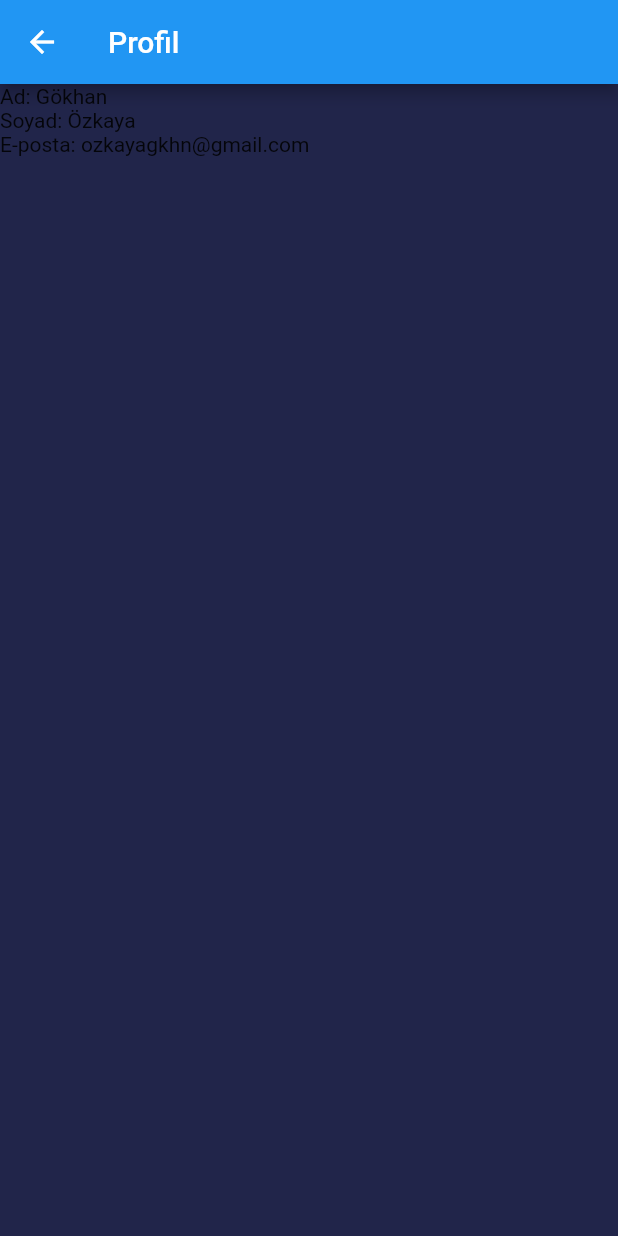
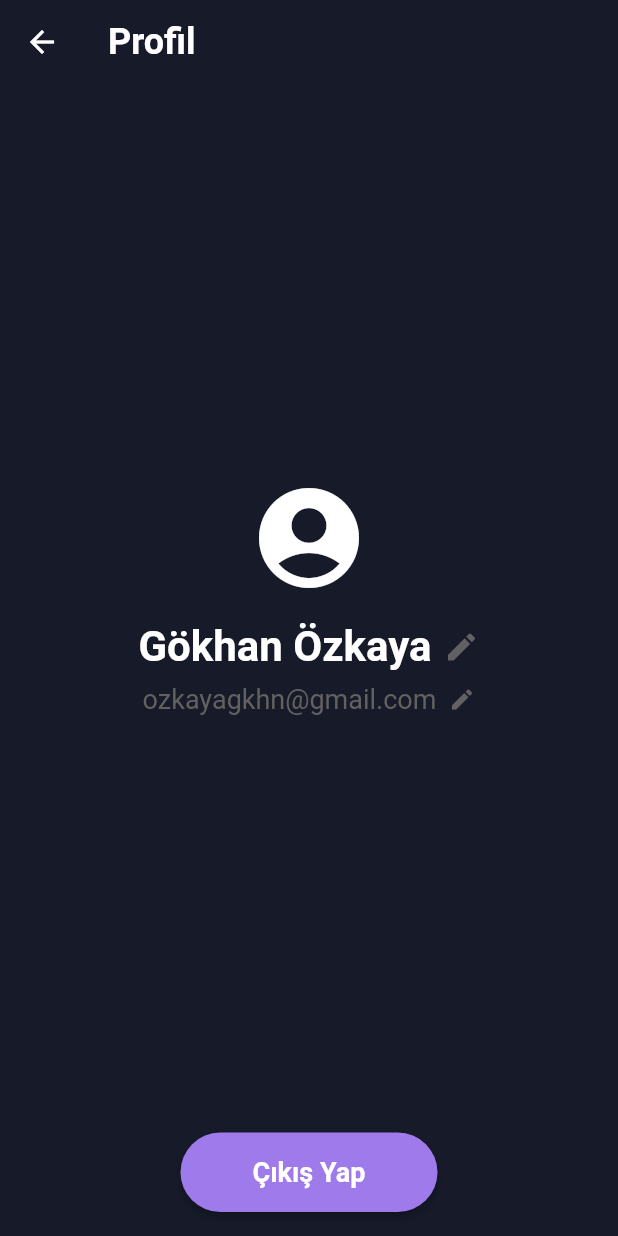
Before and after one commit to Nil-spec/Ding_F69Project, a Flutter app: the FirstPage screen opened directly, on a phone screen of 412 x 824 dp. Run offline on Flutter 3.47's test engine with Material 2 defaults, Android fonts, the phone set to English and light mode, and no system bars; our stand-ins replace curved_navigation_bar, firebase_auth, firebase_core, flutter_local_notifications; accounts and stored records are empty.

Commit message:
Birleştirme tamamlandı, ilk aşama tamam,
Nilüfer ve İremden ekran bekliyoruz.

```diff
--- a/lib/pages/auth/forget_password.dart
+++ b/lib/pages/auth/forget_password.dart
@@ -1,7 +1,5 @@
 import 'package:firebase_auth/firebase_auth.dart';
 import 'package:flutter/cupertino.dart';
-import 'package:flutter/material.dart';
-import 'package:flutter/material.dart';
 import 'package:flutter/material.dart';
 import 'package:flutter_ui/pages/auth/login_page.dart';
 import 'package:flutter_ui/utils/customColors.dart';
--- a/lib/pages/first_page.dart
+++ b/lib/pages/first_page.dart
@@ -1,4 +1,5 @@
 import 'package:flutter/material.dart';
+import 'auth/login_page.dart';
 
 class FirstPage extends StatefulWidget {
   @override
@@ -9,16 +10,104 @@ class _FirstPageState extends State<FirstPage> {
   @override
   Widget build(BuildContext context) {
     return Scaffold(
+      backgroundColor: Color(0xFF161A29),
       appBar: AppBar(
-        title: Text('Profil'),
+        backgroundColor: Colors.transparent,
+        elevation: 0,
+        title: Text(
+          'Profil',
+          style: TextStyle(
+            color: Colors.white,
+            fontSize: 24.0,
+            fontWeight: FontWeight.bold,
+          ),
+        ),
       ),
-      body: Column(
-        crossAxisAlignment: CrossAxisAlignment.start,
-        children: [
-          Text('Ad: Gökhan'),
-          Text('Soyad: Özkaya'),
-          Text('E-posta: ozkayagkhn@gmail.com'),
-        ],
+      body: Container(
+        padding: EdgeInsets.symmetric(horizontal: 32.0, vertical: 16.0),
+        child: Column(
+          mainAxisAlignment: MainAxisAlignment.center,
+          crossAxisAlignment: CrossAxisAlignment.center,
+          children: [
+            Expanded(
+              child: Column(
+                mainAxisAlignment: MainAxisAlignment.center,
+                crossAxisAlignment: CrossAxisAlignment.center,
+                children: [
+                  Icon(
+                    Icons.account_circle,
+                    size: 80.0,
+                    color: Colors.white,
+                  ),
+                  SizedBox(height: 16.0),
+                  Row(
+                    mainAxisAlignment: MainAxisAlignment.center,
+                    children: [
+                      Text(
+                        'Gökhan Özkaya',
+                        style: TextStyle(
+                          fontSize: 28.0,
+                          fontWeight: FontWeight.bold,
+                          color: Colors.white,
+                        ),
+                      ),
+                      SizedBox(width: 8.0),
+                      Icon(
+                        Icons.edit,
+                        size: 24.0,
+                        color: Colors.grey[700],
+                      ),
+                    ],
+                  ),
+                  SizedBox(height: 8.0),
+                  Row(
+                    mainAxisAlignment: MainAxisAlignment.center,
+                    children: [
+                      Text(
+                        'ozkayagkhn@gmail.com',
+                        style: TextStyle(
+                          fontSize: 18.0,
+                          color: Colors.grey[700],
+                        ),
+                      ),
+                      SizedBox(width: 8.0),
+                      Icon(
+                        Icons.edit,
+                        size: 18.0,
+                        color: Colors.grey[700],
+                      ),
+                    ],
+                  ),
+                ],
+              ),
+            ),
+            SizedBox(height: 32.0),
+            ElevatedButton(
+              onPressed: () {
+                Navigator.push(
+                  context,
+                  MaterialPageRoute(builder: (context) => LoginPage()),
+                );
+              },
+              child: Padding(
+                padding: EdgeInsets.symmetric(vertical: 16.0, horizontal: 32.0),
+                child: Text(
+                  'Çıkış Yap',
+                  style: TextStyle(
+                    fontSize: 18.0,
+                    fontWeight: FontWeight.bold,
+                  ),
+                ),
+              ),
+              style: ElevatedButton.styleFrom(
+                primary: Color(0xFF9F7AEA),
+                shape: RoundedRectangleBorder(
+                  borderRadius: BorderRadius.circular(50.0),
+                ),
+              ),
+            ),
+          ],
+        ),
       ),
     );
   }
```
